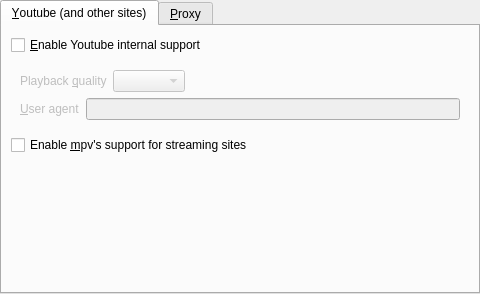
The window that src/prefnetwork.ui (smplayer-dev/smplayer) describes before a commit, drawn with Qt 5.
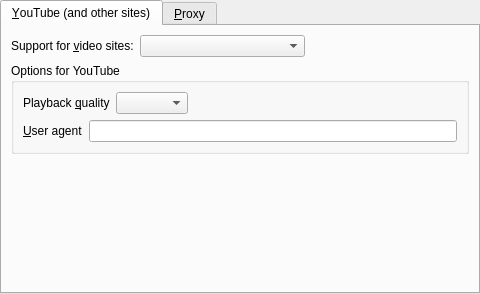
The same window after the commit.

Commit message: New way to support streaming sites

```diff
--- a/src/prefnetwork.ui
+++ b/src/prefnetwork.ui
@@ -21,20 +21,50 @@
      </property>
      <widget class="QWidget" name="youtube_page">
       <attribute name="title">
-       <string>&amp;Youtube (and other sites)</string>
+       <string>&amp;YouTube (and other sites)</string>
       </attribute>
       <layout class="QVBoxLayout" name="verticalLayout_3">
        <item>
-        <widget class="QCheckBox" name="yt_support_check">
-         <property name="text">
-          <string>&amp;Enable Youtube internal support</string>
-         </property>
-        </widget>
+        <layout class="QHBoxLayout" name="horizontalLayout_2">
+         <item>
+          <widget class="QLabel" name="label">
+           <property name="text">
+            <string>Support for &amp;video sites:</string>
+           </property>
+           <property name="buddy">
+            <cstring>streaming_type_combo</cstring>
+           </property>
+          </widget>
+         </item>
+         <item>
+          <widget class="QComboBox" name="streaming_type_combo">
+           <property name="sizePolicy">
+            <sizepolicy hsizetype="Expanding" vsizetype="Fixed">
+             <horstretch>0</horstretch>
+             <verstretch>0</verstretch>
+            </sizepolicy>
+           </property>
+          </widget>
+         </item>
+         <item>
+          <spacer name="horizontalSpacer">
+           <property name="orientation">
+            <enum>Qt::Horizontal</enum>
+           </property>
+           <property name="sizeHint" stdset="0">
+            <size>
+             <width>40</width>
+             <height>20</height>
+            </size>
+           </property>
+          </spacer>
+         </item>
+        </layout>
        </item>
        <item>
-        <widget class="QWidget" name="youtube_widget" native="true">
-         <property name="enabled">
-          <bool>false</bool>
+        <widget class="QGroupBox" name="youtube_box">
+         <property name="title">
+          <string>Options for YouTube</string>
          </property>
          <layout class="QVBoxLayout" name="verticalLayout_2">
           <item>
@@ -87,13 +117,6 @@
          </layout>
         </widget>
        </item>
-       <item>
-        <widget class="QCheckBox" name="streaming_check">
-         <property name="text">
-          <string>Enable &amp;mpv's support for streaming sites</string>
-         </property>
-        </widget>
-       </item>
        <item>
         <spacer name="verticalSpacer_2">
          <property name="orientation">
```
Left out of the diff: 19 changed lines with no effect on the pictures. The commit also changes 5 other files.
